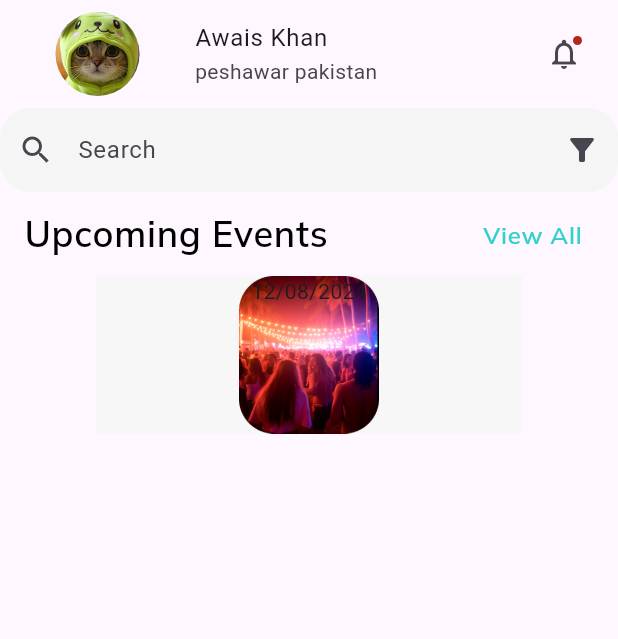
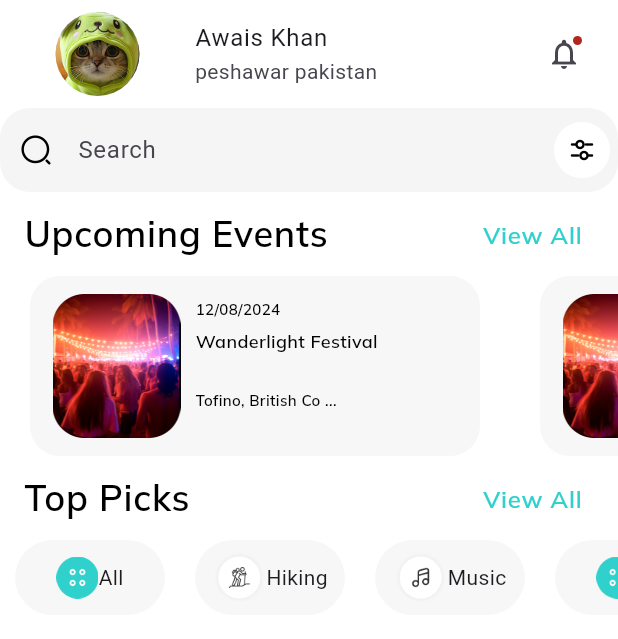
Before and after one commit to Faisal-957/girlclan, a Flutter app: the screen it shows after launch, on a phone screen of 412 x 824 dp. Shown: the top 639 px of the screen. Run offline on Flutter 3.47's test engine with Material 3 defaults, Android fonts, the phone set to English and light mode, and no system bars; our stand-ins replace firebase_auth, firebase_core, flutter_screenutil, google_fonts; accounts and stored records are empty.

Commit message:
home page

```diff
--- /dev/null
+++ b/lib/core/constant/widgets/homepage_wigets.dart
@@ -0,0 +1,52 @@
+import 'package:flutter/cupertino.dart';
+import 'package:flutter_screenutil/flutter_screenutil.dart';
+import 'package:girlsclan/core/constant/text_style.dart' show style24;
+
+class Events_Continer extends StatelessWidget {
+  final String image;
+  final String date;
+  final String title;
+  final String add;
+  const Events_Continer({
+    super.key,
+    required this.image,
+    required this.date,
+    required this.title,
+    required this.add,
+  });
+
+  @override
+  Widget build(BuildContext context) {
+    return Container(
+      margin: EdgeInsets.symmetric(horizontal: 20),
+      width: 300,
+
+      decoration: BoxDecoration(
+        color: Color(0xffF7F7F7),
+        borderRadius: BorderRadius.circular(20),
+      ),
+      child: Padding(
+        padding: const EdgeInsets.symmetric(vertical: 10, horizontal: 15),
+        child: Row(
+          children: [
+            Image.asset(image, scale: 3),
+            Padding(
+              padding: const EdgeInsets.symmetric(vertical: 5, horizontal: 10),
+              child: Column(
+                mainAxisAlignment: MainAxisAlignment.start,
+                crossAxisAlignment: CrossAxisAlignment.start,
+                children: [
+                  Text(date, style: style24.copyWith(fontSize: 10)),
+                  5.verticalSpace,
+                  Text(title, style: style24.copyWith(fontSize: 12)),
+                  20.verticalSpace,
+                  Text(add, style: style24.copyWith(fontSize: 10)),
+                ],
+              ),
+            ),
+          ],
+        ),
+      ),
+    );
+  }
+}
--- a/lib/main.dart
+++ b/lib/main.dart
@@ -18,7 +18,11 @@ class MyApp extends StatelessWidget {
   Widget build(BuildContext context) {
     return ScreenUtilInit(
       builder: (context, child) {
-        return MaterialApp(debugShowCheckedModeBanner: false, home: Home());
+        return MaterialApp(
+          theme: ThemeData(scaffoldBackgroundColor: Colors.white),
+          debugShowCheckedModeBanner: false,
+          home: Home(),
+        );
       },
     );
   }
--- a/lib/ui/screens/home.dart
+++ b/lib/ui/screens/home.dart
@@ -1,8 +1,11 @@
+import 'dart:math';
+
 import 'package:flutter/cupertino.dart';
 import 'package:flutter/material.dart';
 import 'package:flutter_screenutil/flutter_screenutil.dart';
 import 'package:girlsclan/core/constant/assets.dart';
 import 'package:girlsclan/core/constant/text_style.dart';
+import 'package:girlsclan/core/constant/widgets/homepage_wigets.dart';
 
 class Home extends StatelessWidget {
   const Home({super.key});
@@ -26,9 +29,9 @@ class Home extends StatelessWidget {
               decoration: InputDecoration(
                 fillColor: Colors.grey[100],
                 filled: true,
-                suffixIcon: Icon(Icons.filter_alt),
+                suffixIcon: Image.asset("$staticAssets/Frame 43.png", scale: 3),
                 hintText: "Search",
-                prefixIcon: Icon(Icons.search),
+                prefixIcon: Image.asset("$staticAssets/search.png", scale: 3),
                 border: OutlineInputBorder(
                   borderSide: BorderSide.none,
                   borderRadius: BorderRadius.circular(20),
@@ -42,17 +45,66 @@ class Home extends StatelessWidget {
                 style: style24.copyWith(fontSize: 16, color: Color(0xff30D1CC)),
               ),
             ),
+            SizedBox(
+              height: 120,
 
-            Container(
-              height: 88.h,
-              width: 248.w,
-              decoration: BoxDecoration(
-                color: Color(0xffF7F7F7),
-                image: DecorationImage(
-                  image: AssetImage("$staticAssets/Frame45.png"),
-                ),
+              child: ListView(
+                //padding: EdgeInsets.symmetric(horizontal: 10),
+                scrollDirection: Axis.horizontal,
+                children: [
+                  Events_Continer(
+                    image: "$staticAssets/Frame45.png",
+                    date: "12/08/2024",
+                    title: "Wanderlight Festival",
+                    add: "Tofino, British Co ...",
+                  ),
+                  Events_Continer(
+                    image: "$staticAssets/Frame45.png",
+                    date: "12/08/2024",
+                    title: "Wanderlight Festival",
+                    add: "Tofino, British Co ...",
+                  ),
+                  Events_Continer(
+                    image: "$staticAssets/Frame45.png",
+                    date: "12/08/2024",
+                    title: "Wanderlight Festival",
+                    add: "Tofino, British Co ...",
+                  ),
+                ],
               ),
-              child: Column(children: [Text("12/08/2024")]),
+            ),
+            ListTile(
+              leading: Text("Top Picks", style: style24),
+              trailing: Text(
+                "View All",
+                style: style24.copyWith(fontSize: 16, color: Color(0xff30D1CC)),
+              ),
+            ),
+            SizedBox(
+              height: 50,
+              child: ListView(
+                scrollDirection: Axis.horizontal,
+                children: [
+                  Toppicks(image: "$staticAssets/all.png", title: "All"),
+                  Toppicks(image: "$staticAssets/hike.png", title: "Hiking"),
+                  Toppicks(image: "$staticAssets/music.png", title: "Music"),
+                  Toppicks(image: "$staticAssets/all.png", title: "All"),
+                  Toppicks(image: "$staticAssets/hike.png", title: "Hiking"),
+                  Toppicks(image: "$staticAssets/music.png", title: "Music"),
+
+                  SizedBox(
+                    height: 150,
+                    width: 150,
+                    child: ClipRRect(
+                      borderRadius: BorderRadius.circular(20),
+                      child: Image.asset(
+                        "$staticAssets/hike1.png",
+                        fit: BoxFit.cover,
+                      ),
+                    ),
+                  ),
+                ],
+              ),
             ),
           ],
         ),
@@ -60,3 +112,27 @@ class Home extends StatelessWidget {
     );
   }
 }
+
+class Toppicks extends StatelessWidget {
+  final String image;
+  final String title;
+
+  const Toppicks({super.key, required this.image, required this.title});
+
+  @override
+  Widget build(BuildContext context) {
+    return Container(
+      margin: EdgeInsets.symmetric(horizontal: 10),
+      width: 100,
+      decoration: BoxDecoration(
+        color: Color(0xffF7F7F7),
+        borderRadius: BorderRadius.circular(100),
+      ),
+      child: Row(
+        mainAxisAlignment: MainAxisAlignment.center,
+
+        children: [Image.asset(image, scale: 4), Text(title)],
+      ),
+    );
+  }
+}
```
Also changed, not shown: assets/static_assets/Frame 43.png (added), assets/static_assets/all.png (added), assets/static_assets/hike.png (added), assets/static_assets/hike1.png (added), assets/static_assets/music.png (added), assets/static_assets/party.png (added), assets/static_assets/search.png (added), 1 other file.
